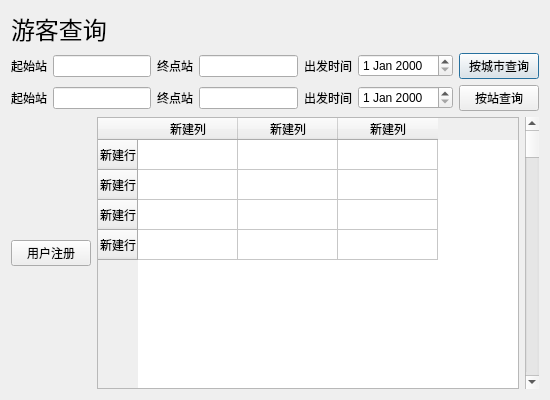
This is UI/search.ui in New-bottle/train-ticket-system as Qt 5 draws it before an edit. The edited form follows.
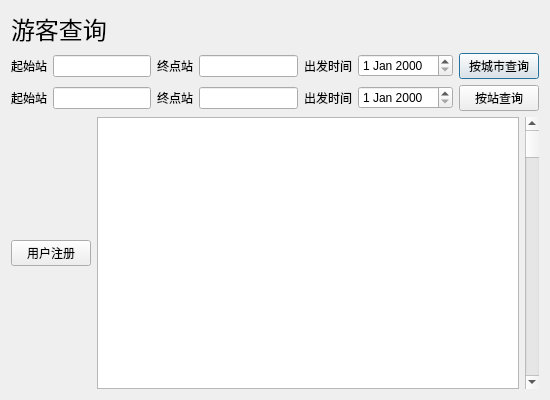
This is the edited form.

```diff
--- a/UI/search.ui
+++ b/UI/search.ui
@@ -123,43 +123,7 @@
       </layout>
      </item>
      <item>
-      <widget class="QTableWidget" name="tableWidget_2">
-       <row>
-        <property name="text">
-         <string>新建行</string>
-        </property>
-       </row>
-       <row>
-        <property name="text">
-         <string>新建行</string>
-        </property>
-       </row>
-       <row>
-        <property name="text">
-         <string>新建行</string>
-        </property>
-       </row>
-       <row>
-        <property name="text">
-         <string>新建行</string>
-        </property>
-       </row>
-       <column>
-        <property name="text">
-         <string>新建列</string>
-        </property>
-       </column>
-       <column>
-        <property name="text">
-         <string>新建列</string>
-        </property>
-       </column>
-       <column>
-        <property name="text">
-         <string>新建列</string>
-        </property>
-       </column>
-      </widget>
+      <widget class="QTableWidget" name="tableWidget_2"/>
      </item>
      <item>
       <widget class="QScrollBar" name="verticalScrollBar">
```
